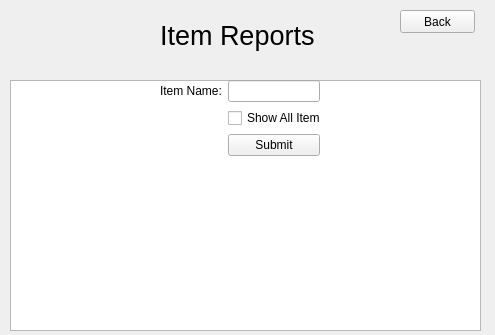
This is item_reports.ui in WinterCS003/CS008_Project1 as Qt 5 draws it before an edit. The edited form follows.
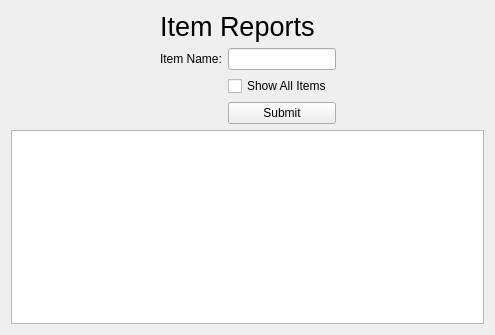
This is the edited form.

Diff of the .ui file:
```diff
--- a/item_reports.ui
+++ b/item_reports.ui
@@ -13,40 +13,11 @@
   <property name="windowTitle">
    <string>Form</string>
   </property>
-  <widget class="QWidget" name="verticalLayoutWidget">
-   <property name="geometry">
-    <rect>
-     <x>160</x>
-     <y>10</y>
-     <width>160</width>
-     <height>51</height>
-    </rect>
-   </property>
-   <layout class="QVBoxLayout" name="TitleLayout">
-    <item>
-     <widget class="QLabel" name="title">
-      <property name="font">
-       <font>
-        <pointsize>20</pointsize>
-       </font>
-      </property>
-      <property name="text">
-       <string>Item Reports</string>
-      </property>
-     </widget>
-    </item>
-   </layout>
-  </widget>
-  <widget class="QWidget" name="formLayoutWidget">
-   <property name="geometry">
-    <rect>
-     <x>160</x>
-     <y>80</y>
-     <width>160</width>
-     <height>80</height>
-    </rect>
-   </property>
-   <layout class="QFormLayout" name="inputForm">
+  <layout class="QGridLayout" name="gridLayout_3">
+   <item row="0" column="0">
+    <layout class="QGridLayout" name="gridLayout_2">
+     <item row="1" column="1">
+      <layout class="QGridLayout" name="gridLayout">
     <item row="0" column="0">
      <widget class="QLabel" name="nameLabel">
       <property name="text">
@@ -57,8 +28,12 @@
     <item row="0" column="1">
      <widget class="QLineEdit" name="nameInput"/>
     </item>
-    <item row="2" column="0">
-     <layout class="QVBoxLayout" name="verticalLayout"/>
+       <item row="1" column="1">
+        <widget class="QCheckBox" name="allItems">
+         <property name="text">
+          <string>Show All Items</string>
+         </property>
+        </widget>
     </item>
     <item row="2" column="1">
      <widget class="QPushButton" name="submitButton">
@@ -67,42 +42,55 @@
       </property>
      </widget>
     </item>
-    <item row="1" column="1">
-     <widget class="QCheckBox" name="allItems">
+       <item row="2" column="0">
+        <layout class="QVBoxLayout" name="verticalLayout"/>
+       </item>
+      </layout>
+     </item>
+     <item row="0" column="1">
+      <widget class="QLabel" name="title">
+       <property name="font">
+        <font>
+         <pointsize>20</pointsize>
+        </font>
+       </property>
       <property name="text">
-       <string>Show All Items</string>
+        <string>Item Reports</string>
       </property>
      </widget>
     </item>
-   </layout>
-  </widget>
-  <widget class="QTextBrowser" name="report">
-   <property name="geometry">
-    <rect>
-     <x>10</x>
-     <y>80</y>
-     <width>471</width>
-     <height>251</height>
-    </rect>
-   </property>
-  </widget>
-  <widget class="QPushButton" name="back">
-   <property name="geometry">
-    <rect>
-     <x>400</x>
-     <y>10</y>
-     <width>75</width>
-     <height>23</height>
-    </rect>
-   </property>
-   <property name="text">
-    <string>Back</string>
-   </property>
-  </widget>
-  <zorder>report</zorder>
-  <zorder>verticalLayoutWidget</zorder>
-  <zorder>formLayoutWidget</zorder>
-  <zorder>back</zorder>
+     <item row="0" column="0">
+      <spacer name="horizontalSpacer">
+       <property name="orientation">
+        <enum>Qt::Horizontal</enum>
+       </property>
+       <property name="sizeHint" stdset="0">
+        <size>
+         <width>40</width>
+         <height>20</height>
+        </size>
+       </property>
+      </spacer>
+     </item>
+     <item row="0" column="2">
+      <spacer name="horizontalSpacer_2">
+       <property name="orientation">
+        <enum>Qt::Horizontal</enum>
+       </property>
+       <property name="sizeHint" stdset="0">
+        <size>
+         <width>40</width>
+         <height>20</height>
+        </size>
+       </property>
+      </spacer>
+     </item>
+     <item row="2" column="0" colspan="3">
+      <widget class="QTextBrowser" name="report"/>
+     </item>
+    </layout>
+   </item>
+  </layout>
  </widget>
  <resources/>
  <connections/>
```
Lines whose indentation alone changed are shown as unchanged.
